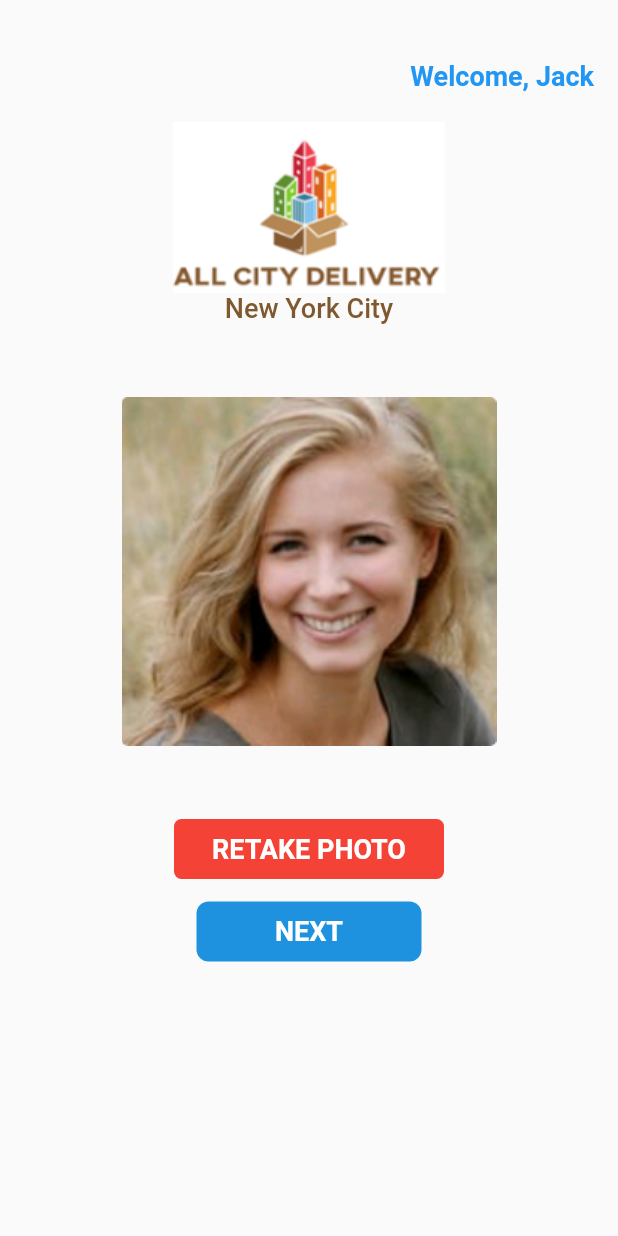
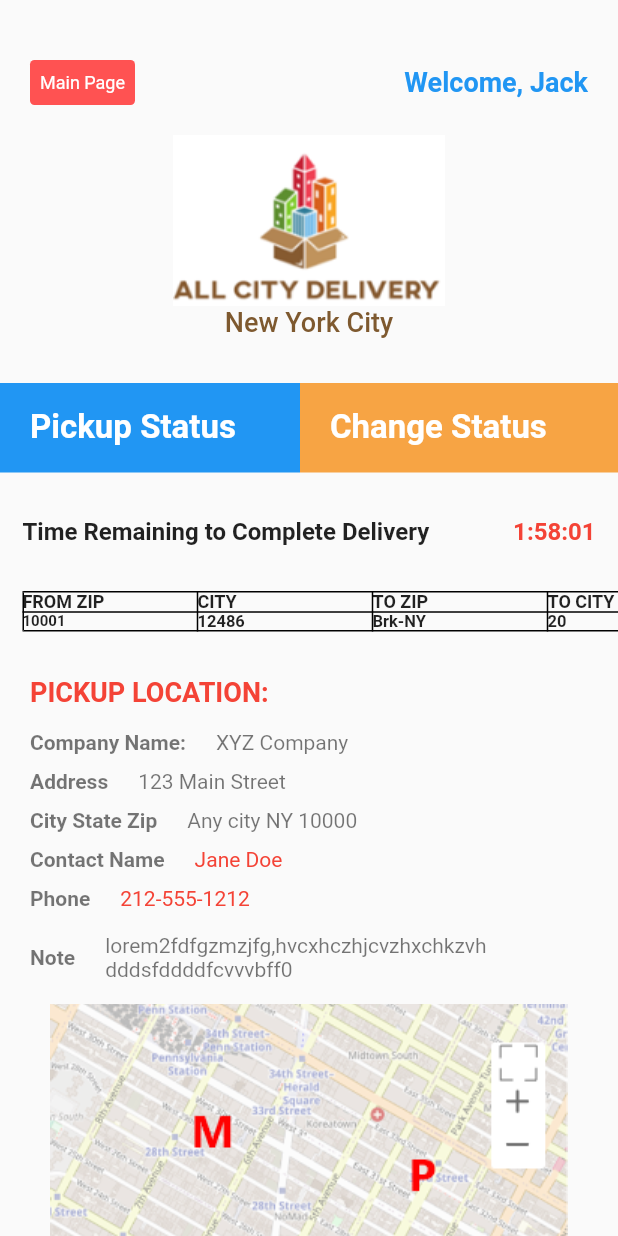
Before and after one commit to tusharhow/acd-messenger, a Flutter app: the screen it shows after launch, on a phone screen of 412 x 824 dp. Run offline on Flutter 3.47's test engine with Material 2 defaults, Android fonts, the phone set to English and light mode, and no system bars.

Commit message:
Pickup details done

```diff
--- a/lib/main.dart
+++ b/lib/main.dart
@@ -1,9 +1,5 @@
-import 'package:acd_messenger/view/take_a_picture.dart';
-import 'package:acd_messenger/view/too_many_delivery_popup.dart';
+import 'package:acd_messenger/view/pickup_details.dart';
 import 'package:flutter/material.dart';
-import 'view/accept_delivery.dart';
-import 'view/check_for_delivery_screen.dart';
-import 'view/print_name.dart';
 import 'view/take_a_picture_two.dart';
 
 void main() {
@@ -22,7 +18,7 @@ class MyApp extends StatelessWidget {
       theme: ThemeData(
         primarySwatch: Colors.blue,
       ),
-      home: TakeAPictureTwo(),
+      home: PickUpDetails(),
     );
   }
 }
--- /dev/null
+++ b/lib/view/pickup_details.dart
@@ -0,0 +1,451 @@
+import 'package:flutter/material.dart';
+
+class PickUpDetails extends StatelessWidget {
+  const PickUpDetails({Key? key}) : super(key: key);
+
+  @override
+  Widget build(BuildContext context) {
+    return Scaffold(
+        body: SingleChildScrollView(
+      child: Column(children: [
+        SizedBox(
+          height: 40,
+        ),
+        Padding(
+          padding: const EdgeInsets.symmetric(horizontal: 20),
+          child: Row(
+            mainAxisAlignment: MainAxisAlignment.spaceBetween,
+            children: [
+              Container(
+                height: 30,
+                width: 70,
+                decoration: BoxDecoration(
+                  borderRadius: BorderRadius.circular(3),
+                  color: Colors.redAccent,
+                ),
+                child: Center(
+                  child: Text(
+                    'Main Page',
+                    style: TextStyle(
+                      color: Colors.white,
+                      fontSize: 12,
+                    ),
+                  ),
+                ),
+              ),
+              Container(
+                alignment: Alignment.centerRight,
+                child: Text(
+                  'Welcome, Jack',
+                  style: TextStyle(
+                    fontSize: 18,
+                    color: Colors.blue,
+                    fontWeight: FontWeight.bold,
+                  ),
+                ),
+              ),
+            ],
+          ),
+        ),
+        SizedBox(
+          height: 20,
+        ),
+        Image.asset('assets/logos/logo.png'),
+        Text(
+          'New York City',
+          style: TextStyle(
+            fontSize: 18,
+            color: Color(0xff7E592F),
+            fontWeight: FontWeight.w500,
+          ),
+        ),
+        SizedBox(
+          height: 30,
+        ),
+        SingleChildScrollView(
+          scrollDirection: Axis.horizontal,
+          child: Row(
+            children: [
+              Container(
+                height: 60,
+                width: 200,
+                decoration: BoxDecoration(
+                  color: Colors.blue,
+                ),
+                child: Padding(
+                  padding: const EdgeInsets.only(left: 20),
+                  child: Container(
+                    alignment: Alignment.centerLeft,
+                    child: Text(
+                      'Pickup Status ',
+                      style: TextStyle(
+                        fontSize: 22,
+                        color: Colors.white,
+                        fontWeight: FontWeight.bold,
+                      ),
+                    ),
+                  ),
+                ),
+              ),
+              Container(
+                height: 60,
+                width: MediaQuery.of(context).size.width,
+                decoration: BoxDecoration(
+                  color: Color(0xffF7A444),
+                ),
+                child: Padding(
+                  padding: const EdgeInsets.only(left: 20),
+                  child: Container(
+                    alignment: Alignment.centerLeft,
+                    child: Text(
+                      'Change Status ',
+                      style: TextStyle(
+                        fontSize: 22,
+                        color: Colors.white,
+                        fontWeight: FontWeight.bold,
+                      ),
+                    ),
+                  ),
+                ),
+              ),
+            ],
+          ),
+        ),
+        SizedBox(
+          height: 30,
+        ),
+        Padding(
+          padding: const EdgeInsets.symmetric(horizontal: 15),
+          child: Container(
+            alignment: Alignment.centerLeft,
+            child: Row(
+              mainAxisAlignment: MainAxisAlignment.spaceBetween,
+              children: [
+                Text(
+                  'Time Remaining to Complete Delivery',
+                  style: TextStyle(
+                    fontSize: 16,
+                    fontWeight: FontWeight.bold,
+                  ),
+                ),
+                Text(
+                  '1:58:01',
+                  style: TextStyle(
+                    fontSize: 16,
+                    fontWeight: FontWeight.bold,
+                    color: Colors.red,
+                  ),
+                ),
+              ],
+            ),
+          ),
+        ),
+        SizedBox(
+          height: 30,
+        ),
+        SingleChildScrollView(
+          scrollDirection: Axis.horizontal,
+          child: Padding(
+            padding: const EdgeInsets.symmetric(horizontal: 15),
+            child: Container(
+              width: 700,
+              child: Table(
+                textDirection: TextDirection.ltr,
+                defaultVerticalAlignment: TableCellVerticalAlignment.middle,
+                border: TableBorder.all(),
+                children: [
+                  TableRow(children: [
+                    Text(
+                      'FROM ZIP',
+                      style:
+                          TextStyle(fontSize: 12, fontWeight: FontWeight.bold),
+                    ),
+                    Text(
+                      'CITY',
+                      style:
+                          TextStyle(fontSize: 12, fontWeight: FontWeight.bold),
+                    ),
+                    Text(
+                      'TO ZIP',
+                      style:
+                          TextStyle(fontSize: 12, fontWeight: FontWeight.bold),
+                    ),
+                    Text(
+                      'TO CITY',
+                      style:
+                          TextStyle(fontSize: 12, fontWeight: FontWeight.bold),
+                    ),
+                    Text(
+                      'LBS',
+                      style:
+                          TextStyle(fontSize: 12, fontWeight: FontWeight.bold),
+                    ),
+                    Text(
+                      'TYPE',
+                      style:
+                          TextStyle(fontSize: 12, fontWeight: FontWeight.bold),
+                    ),
+                  ]),
+                  TableRow(children: [
+                    Text(
+                      '10001',
+                      style: TextStyle(
+                        fontSize: 10,
+                        fontWeight: FontWeight.bold,
+                      ),
+                    ),
+                    Text(
+                      '12486',
+                      style: TextStyle(
+                        fontSize: 11,
+                        fontWeight: FontWeight.bold,
+                      ),
+                    ),
+                    Text(
+                      'Brk-NY',
+                      style: TextStyle(
+                        fontSize: 11,
+                        fontWeight: FontWeight.bold,
+                      ),
+                    ),
+                    Text(
+                      '20',
+                      style: TextStyle(
+                        fontSize: 11,
+                        fontWeight: FontWeight.bold,
+                      ),
+                    ),
+                    Text(
+                      'Box',
+                      style: TextStyle(
+                        fontSize: 11,
+                        fontWeight: FontWeight.bold,
+                      ),
+                    ),
+                    Text(
+                      '2 Hrs',
+                      style: TextStyle(
+                        fontSize: 11,
+                        fontWeight: FontWeight.bold,
+                      ),
+                    ),
+                  ]),
+                ],
+              ),
+            ),
+          ),
+        ),
+        SizedBox(
+          height: 30,
+        ),
+        Padding(
+          padding: const EdgeInsets.only(left: 20),
+          child: Container(
+            alignment: Alignment.centerLeft,
+            child: Text(
+              'PICKUP LOCATION:',
+              style: TextStyle(
+                fontSize: 18,
+                color: Colors.red,
+                fontWeight: FontWeight.bold,
+              ),
+            ),
+          ),
+        ),
+        SizedBox(
+          height: 15,
+        ),
+        Padding(
+          padding: const EdgeInsets.only(left: 20),
+          child: Container(
+            alignment: Alignment.centerLeft,
+            child: Row(
+              children: [
+                Text(
+                  'Company Name:',
+                  style: TextStyle(
+                    fontSize: 14,
+                    color: Colors.black54,
+                    fontWeight: FontWeight.bold,
+                  ),
+                ),
+                SizedBox(
+                  width: 20,
+                ),
+                Text(
+                  'XYZ Company',
+                  style: TextStyle(
+                    fontSize: 14,
+                    color: Colors.black54,
+                  ),
+                ),
+              ],
+            ),
+          ),
+        ),
+        SizedBox(
+          height: 10,
+        ),
+        Padding(
+          padding: const EdgeInsets.only(left: 20),
+          child: Container(
+            alignment: Alignment.centerLeft,
+            child: Row(
+              children: [
+                Text(
+                  'Address',
+                  style: TextStyle(
+                    fontSize: 14,
+                    color: Colors.black54,
+                    fontWeight: FontWeight.bold,
+                  ),
+                ),
+                SizedBox(
+                  width: 20,
+                ),
+                Text(
+                  '123 Main Street',
+                  style: TextStyle(
+                    fontSize: 14,
+                    color: Colors.black54,
+                  ),
+                ),
+              ],
+            ),
+          ),
+        ),
+        SizedBox(
+          height: 10,
+        ),
+        Padding(
+          padding: const EdgeInsets.only(left: 20),
+          child: Container(
+            alignment: Alignment.centerLeft,
+            child: Row(
+              children: [
+                Text(
+                  'City State Zip',
+                  style: TextStyle(
+                    fontSize: 14,
+                    color: Colors.black54,
+                    fontWeight: FontWeight.bold,
+                  ),
+                ),
+                SizedBox(
+                  width: 20,
+                ),
+                Text(
+                  'Any city NY 10000',
+                  style: TextStyle(
+                    fontSize: 14,
+                    color: Colors.black54,
+                  ),
+                ),
+              ],
+            ),
+          ),
+        ),
+        SizedBox(
+          height: 10,
+        ),
+        Padding(
+          padding: const EdgeInsets.only(left: 20),
+          child: Container(
+            alignment: Alignment.centerLeft,
+            child: Row(
+              children: [
+                Text(
+                  'Contact Name',
+                  style: TextStyle(
+                    fontSize: 14,
+                    color: Colors.black54,
+                    fontWeight: FontWeight.bold,
+                  ),
+                ),
+                SizedBox(
+                  width: 20,
+                ),
+                Text(
+                  'Jane Doe',
+                  style: TextStyle(
+                    fontSize: 14,
+                    color: Colors.red,
+                  ),
+                ),
+              ],
+            ),
+          ),
+        ),
+        SizedBox(
+          height: 10,
+        ),
+        Padding(
+          padding: const EdgeInsets.only(left: 20),
+          child: Container(
+            alignment: Alignment.centerLeft,
+            child: Row(
+              children: [
+                Text(
+                  'Phone',
+                  style: TextStyle(
+                    fontSize: 14,
+                    color: Colors.black54,
+                    fontWeight: FontWeight.bold,
+                  ),
+                ),
+                SizedBox(
+                  width: 20,
+                ),
+                Text(
+                  '212-555-1212 ',
+                  style: TextStyle(
+                    fontSize: 14,
+                    color: Colors.red,
+                  ),
+                ),
+              ],
+            ),
+          ),
+        ),
+        SizedBox(
+          height: 15,
+        ),
+        Padding(
+          padding: const EdgeInsets.only(left: 20),
+          child: Container(
+            alignment: Alignment.centerLeft,
+            child: Row(
+              children: [
+                Text(
+                  'Note',
+                  style: TextStyle(
+                    fontSize: 14,
+                    color: Colors.black54,
+                    fontWeight: FontWeight.bold,
+                  ),
+                ),
+                SizedBox(
+                  width: 20,
+                ),
+                Text(
+                  'lorem2fdfgzmzjfg,hvcxhczhjcvzhxchkzvh\ndddsfddddfcvvvbff0',
+                  style: TextStyle(
+                    fontSize: 14,
+                    color: Colors.black54,
+                  ),
+                ),
+              ],
+            ),
+          ),
+        ),
+        SizedBox(
+          height: 15,
+        ),
+        Image.asset('assets/images/map.png'),
+        SizedBox(
+          height: 15,
+        ),
+      ]),
+    ));
+  }
+}
```
Also changed, not shown: assets/images/map.png (added).
